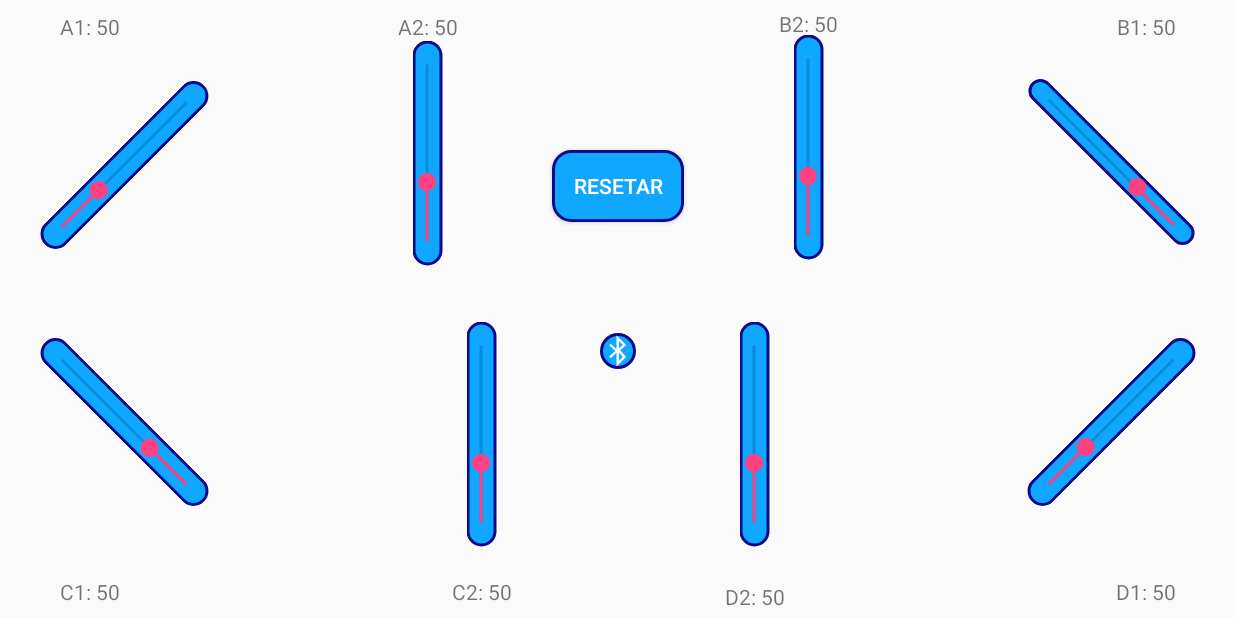
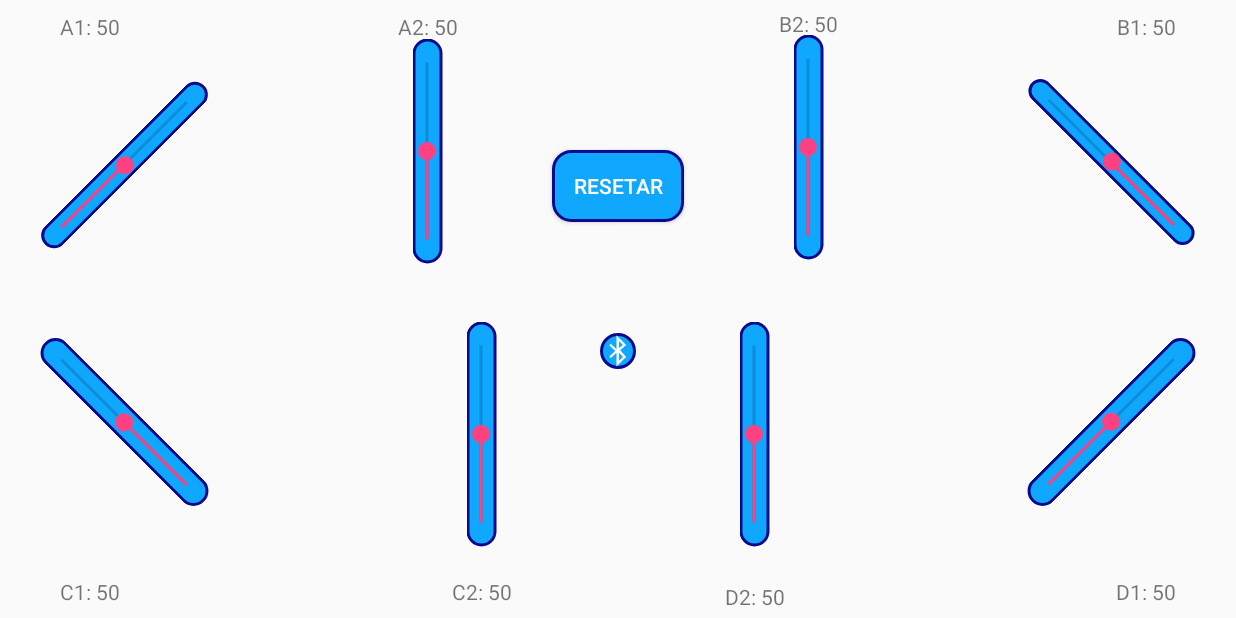
Before and after one commit to roboticanasescolas/AndroidApp, an Android app: the joyAranha screen opened directly, with no data from a screen before it, after a tap on "RESETAR", on a phone screen of 824 x 412 dp (held sideways). Run offline under Robolectric (Android 15) with nearby library versions, the phone set to English and light mode, and no system bars; 6 statements that could not run were skipped.

Commit message:
"Limites aranha"

```diff
--- a/app/build.gradle
+++ b/app/build.gradle
@@ -7,8 +7,8 @@ android {
         applicationId "br.ufc.quixada.roboticaescolas"
         minSdkVersion 15
         targetSdkVersion 26
-        versionCode 1
-        versionName "1.4"
+        versionCode 3
+        versionName "1.3"
         testInstrumentationRunner "android.support.test.runner.AndroidJUnitRunner"
     }
     buildTypes {
--- a/app/src/main/java/br/ufc/quixada/roboticaescolas/joyAranha.java
+++ b/app/src/main/java/br/ufc/quixada/roboticaescolas/joyAranha.java
@@ -26,12 +26,17 @@ public class joyAranha extends AppCompatActivity {
     private TextView tVa1, tVa2, tVb1, tVb2, tVc1, tVc2, tVd1, tVd2;
     private Button reset;
     private ImageButton conectar;
-    private int pIa, pIb, pIc, pId, pIe, pIf, pIg, pIh;
+    private int pIa, pIb, pIc, pId, pIe, pIf, pIg, pIh, maxH, maxV, minH, minV;
 
     @Override
     protected void onCreate(Bundle savedInstanceState) {
         super.onCreate(savedInstanceState);
         setContentView(R.layout.activity_joy_aranha);
+
+        maxH = 170;
+        minH = 20;
+        maxV = 150;
+        minV = 10;
 
         pIa = 50;
         pIb = 50;
@@ -60,15 +65,14 @@ public class joyAranha extends AppCompatActivity {
         tVd1 = (TextView) findViewById(R.id.tVd1);
         tVd2 = (TextView) findViewById(R.id.tVd2);
 
+        tVa1.setText("A1: " + pIa);
+        tVa2.setText("A2: " + pIb);
+        tVc1.setText("C1: " + pIc);
+        tVc2.setText("C2: " + pId);
+
         reset = (Button) findViewById(R.id.bReset);
         conectar = (ImageButton) findViewById(R.id.bConectar);
 
-//        conectar.setOnClickListener(new View.OnClickListener() {
-//            @Override
-//            public void onClick(View view) {
-//
-//            }
-//        });
 
         reset.setOnClickListener(new View.OnClickListener() {
             @Override
@@ -140,7 +144,6 @@ public class joyAranha extends AppCompatActivity {
                 enviarComando(comando);
             }
         });
-
         sBc.setOnSeekBarChangeListener(new SeekBar.OnSeekBarChangeListener() {
             @Override
             public void onProgressChanged(SeekBar seekBar, int i, boolean b) {
@@ -175,8 +178,6 @@ public class joyAranha extends AppCompatActivity {
                 enviarComando(comando);
             }
         });
-
-
         sBe.setOnSeekBarChangeListener(new SeekBar.OnSeekBarChangeListener() {
             @Override
             public void onProgressChanged(SeekBar seekBar, int i, boolean b) {
@@ -194,7 +195,6 @@ public class joyAranha extends AppCompatActivity {
                 enviarComando(comando);
             }
         });
-
         sBf.setOnSeekBarChangeListener(new SeekBar.OnSeekBarChangeListener() {
             @Override
             public void onProgressChanged(SeekBar seekBar, int i, boolean b) {
@@ -254,36 +254,76 @@ public class joyAranha extends AppCompatActivity {
         char servo = chars[1];
         int auxBase = 0;
         String aux = "";
+        String comando2 = "";
         for (int j = 2 ; j < chars.length; j++) {
             aux = aux + chars[j];
         }
         int posicaoAtual = Integer.parseInt(aux);
         if (servo == 'a'){
             tVa1.setText("A1: " + aux);
-            //Log.i("asd", "A1 - " + comando);
+            int aux2 = Integer.parseInt(aux);
+            float valor = (float) (aux2 * 1.5);
+            int valor2 = (int) valor + 20;
+            comando2 = ("!" + servo + valor2);
+            Log.i("asd", "Comando 2 V: " + comando2);
         }
-        else if (servo == 'b'){//controlar visao
+        else if (servo == 'b'){
             tVa2.setText("A2: " + aux);
+            int aux2 = Integer.parseInt(aux);
+            float valor = (float) (aux2 * 1.4);
+            int valor2 = (int) valor + 10;
+            comando2 = ("!" + servo + valor2);
+            Log.i("asd", "Comando 2 H: " + comando2);
         }
         else if (servo == 'c'){
             tVc1.setText("C1: " + aux);
+            int aux2 = Integer.parseInt(aux);
+            float valor = (float) (aux2 * 1.5);
+            int valor2 = (int) valor + 20;
+            comando2 = ("!" + servo + valor2);
+            Log.i("asd", "Comando 2 V: " + comando2);
         }
         else if (servo == 'd'){
             tVc2.setText("C2: " + aux);
+            int aux2 = Integer.parseInt(aux);
+            float valor = (float) (aux2 * 1.4);
+            int valor2 = (int) valor + 10;
+            comando2 = ("!" + servo + valor2);
+            Log.i("asd", "Comando 2 H: " + comando2);
         }
         else if (servo == 'e'){
             tVd1.setText("D1: " + aux);
+            int aux2 = Integer.parseInt(aux);
+            float valor = (float) (aux2 * 1.5);
+            int valor2 = (int) valor + 20;
+            comando2 = ("!" + servo + valor2);
+            Log.i("asd", "Comando 2 V: " + comando2);
         }
         else if (servo == 'f'){
             tVd2.setText("D2: " + aux);
+            int aux2 = Integer.parseInt(aux);
+            float valor = (float) (aux2 * 1.4);
+            int valor2 = (int) valor + 10;
+            comando2 = ("!" + servo + valor2);
+            Log.i("asd", "Comando 2 H: " + comando2);
         }
         else if (servo == 'g'){
             tVb1.setText("B1: " + aux);
+            int aux2 = Integer.parseInt(aux);
+            float valor = (float) (aux2 * 1.5);
+            int valor2 = (int) valor + 20;
+            comando2 = ("!" + servo + valor2);
+            Log.i("asd", "Comando 2 V: " + comando2);
         }
         else if (servo == 'h'){
             tVb2.setText("B2: " + aux);
+            int aux2 = Integer.parseInt(aux);
+            float valor = (float) (aux2 * 1.4);
+            int valor2 = (int) valor + 10;
+            comando2 = ("!" + servo + valor2);
+            Log.i("asd", "Comando 2 H: " + comando2);
         }
-        enviaDados.enviarComando(comando);
+        enviaDados.enviarComando(comando2);
 
     }
 }
--- a/app/src/main/res/layout/activity_joy_aranha.xml
+++ b/app/src/main/res/layout/activity_joy_aranha.xml
@@ -47,13 +47,13 @@
     <SeekBar
         android:id="@+id/seekBar_a1"
         android:layout_width="150dp"
-        android:layout_height="20dp"
+        android:layout_height="17dp"
         android:layout_marginStart="8dp"
         android:layout_marginLeft="8dp"
         android:layout_marginTop="80dp"
         android:layout_marginBottom="8dp"
         android:background="@drawable/buttonshape"
-        android:max="170"
+        android:max="100"
         android:rotation="315"
         app:layout_constraintBottom_toBottomOf="@+id/bReset"
         app:layout_constraintStart_toStartOf="parent"
@@ -68,7 +68,7 @@
         android:layout_marginRight="8dp"
         android:background="@drawable/buttonshape"
         android:layout_marginBottom="8dp"
-        android:max="170"
+        android:max="100"
         android:rotation="225"
         app:layout_constraintBottom_toBottomOf="@+id/bReset"
         app:layout_constraintEnd_toEndOf="parent"
@@ -84,7 +84,7 @@
         android:background="@drawable/buttonshape"
         android:layout_marginTop="8dp"
         android:layout_marginBottom="80dp"
-        android:max="170"
+        android:max="100"
         android:rotation="225"
         app:layout_constraintBottom_toBottomOf="parent"
         app:layout_constraintStart_toStartOf="parent"
@@ -99,7 +99,7 @@
         android:layout_marginRight="8dp"
         android:layout_marginBottom="80dp"
         android:background="@drawable/buttonshape"
-        android:max="170"
+        android:max="100"
         android:rotation="315"
         app:layout_constraintBottom_toBottomOf="parent"
         app:layout_constraintEnd_toEndOf="parent"
@@ -158,7 +158,7 @@
         android:layout_marginRight="4dp"
         android:layout_marginBottom="8dp"
         android:background="@drawable/buttonshape"
-        android:max="150"
+        android:max="100"
         android:rotation="270"
         app:layout_constraintBottom_toBottomOf="parent"
         app:layout_constraintEnd_toStartOf="@+id/bConectar"
@@ -173,7 +173,7 @@
         android:layout_marginLeft="8dp"
         android:layout_marginTop="88dp"
         android:layout_marginBottom="8dp"
-        android:max="150"
+        android:max="100"
         android:background="@drawable/buttonshape"
         android:rotation="270"
         app:layout_constraintBottom_toBottomOf="@+id/seekBar_b1"
@@ -188,7 +188,7 @@
         android:layout_marginLeft="4dp"
         android:layout_marginTop="8dp"
         android:layout_marginBottom="8dp"
-        android:max="150"
+        android:max="100"
         android:rotation="270"
         android:background="@drawable/buttonshape"
         app:layout_constraintBottom_toBottomOf="parent"
@@ -205,7 +205,7 @@
         android:background="@drawable/buttonshape"
         android:layout_marginRight="8dp"
         android:layout_marginBottom="8dp"
-        android:max="150"
+        android:max="100"
         android:rotation="270"
         app:layout_constraintBottom_toBottomOf="@+id/seekBar_a1"
         app:layout_constraintEnd_toStartOf="@+id/bReset"
```
Also changed, not shown: 2 other files.
